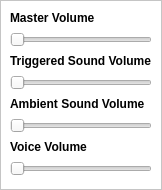
Before: the Qt Designer form bin/data/ui/soundsettings.ui in realXtend/tundra, drawn with Qt 5.
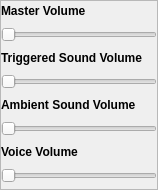
After: the same form once the commit is applied.

The edit to the form file:
```diff
--- a/bin/data/ui/soundsettings.ui
+++ b/bin/data/ui/soundsettings.ui
@@ -13,36 +13,6 @@
   <property name="windowTitle">
    <string>Sound Settings</string>
   </property>
-  <property name="styleSheet">
-   <string notr="true">/* Containers */
-QFrame#MainFrame {
-	background-color: white;
-	padding: 9px;
-}
-
-/* QPUSHBUTTON 
-
-QPushButton {
-	color: rgb(0, 0, 0);
-	min-width: 60px;
-	font-size: 12px;
-	border: 1px solid;
-	border-color: rgb(48, 48, 48);
-	border-radius: 8px;
-	border-top-left-radius: 0px;
-	border-bottom-right-radius: 0px;
-	padding: 2px 5px;
-	background-color: qlineargradient(spread:pad, x1:0.488636, y1:0.273, x2:0.511, y2:1, stop:0 rgba(0, 0, 0, 50), stop:1 rgba(207, 207, 207, 100));
-}
-
-QPushButton:hover {
-	border-color: rgba(0, 0, 0, 255);
-	color: rgb(0,0,0);
-	background-color: qlineargradient(spread:pad, x1:0.488636, y1:0.273, x2:0.511, y2:1, stop:0 rgba(0, 169, 255, 255), stop:1 rgba(0, 0, 0, 50));
-}
-
-*/</string>
-  </property>
   <layout class="QHBoxLayout" name="horizontalLayout">
    <property name="spacing">
     <number>0</number>
```
